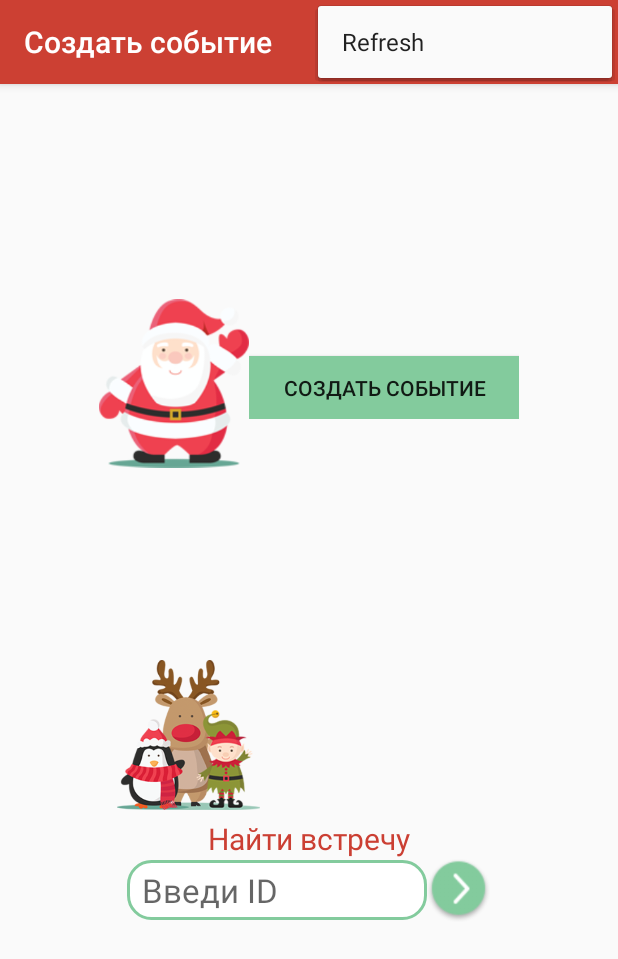
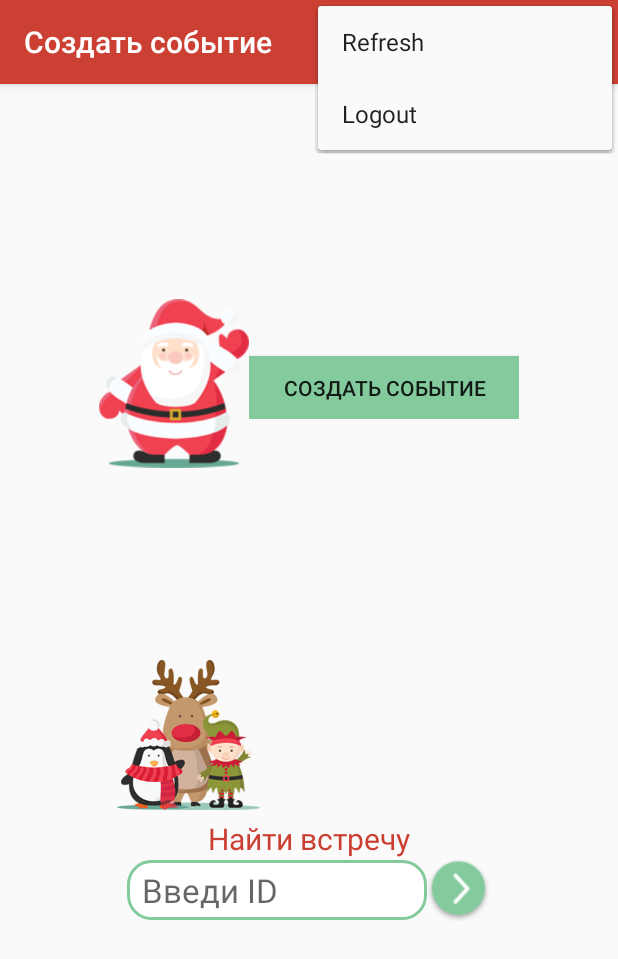
Before and after one commit to alexeyzyabkin/matinee, an Android app: the MainActivity screen opened directly, with no data from a screen before it, with the options menu open, on a phone screen of 412 x 824 dp. Shown: the top 959 px of the screen. Run offline under Robolectric (Android 15) with nearby library versions, the phone set to English and light mode, and no system bars; libraries missing offline, so code that uses them is left out: com.mikepenz.materialdrawer, com.vk.sdk, de.greenrobot.event, retrofit.client, retrofit.converter; 9 statements that could not run were skipped.

Commit message:
some small changes

```diff
--- a/mobile/src/main/AndroidManifest.xml
+++ b/mobile/src/main/AndroidManifest.xml
@@ -7,7 +7,7 @@
     <application
         android:name=".MatineeAplication"
         android:allowBackup="true"
-        android:icon="@mipmap/ic_launcher"
+        android:icon="@mipmap/logo"
         android:label="@string/app_name"
         android:supportsRtl="true"
         android:theme="@style/AppTheme.NoActionBar">
--- a/mobile/src/main/java/com/invizorys/mobile/activity/MainActivity.java
+++ b/mobile/src/main/java/com/invizorys/mobile/activity/MainActivity.java
@@ -77,6 +77,8 @@ public class MainActivity extends AppCompatActivity {
         //noinspection SimplifiableIfStatement
         if (id == R.id.action_refresh) {
             EventBus.getDefault().post(new UpdateParticipants());
+        } else if (id == R.id.action_logout) {
+            Settings.saveCurrentEventId(this, (long) -1);
         }
 
         return super.onOptionsItemSelected(item);
--- a/mobile/src/main/java/com/invizorys/mobile/api/MatineeService.java
+++ b/mobile/src/main/java/com/invizorys/mobile/api/MatineeService.java
@@ -16,8 +16,7 @@ import retrofit.http.Path;
  * Created by Paryshkura Roman on 12.12.2015.
  */
 public interface MatineeService {
-        String BASE_URL = "http://192.168.1.109:8080";
-//    String BASE_URL = "http://192.168.1.103:8080";
+    String BASE_URL = "http://192.168.11.179:8080";
 
     @POST("/user")
     void register(@Body UserDto userDto, RetrofitCallback<UserDto> userDtoRetrofitCallback);
--- a/mobile/src/main/res/menu/menu_main.xml
+++ b/mobile/src/main/res/menu/menu_main.xml
@@ -8,4 +8,10 @@
         android:orderInCategory="100"
         android:title="@string/action_refresh"
         app:showAsAction="never" />
+
+    <item
+        android:id="@+id/action_logout"
+        android:orderInCategory="100"
+        android:title="@string/action_logout"
+        app:showAsAction="never" />
 </menu>
--- a/mobile/src/main/res/values/strings.xml
+++ b/mobile/src/main/res/values/strings.xml
@@ -2,6 +2,7 @@
     <string name="app_name">Matinee</string>
     <string name="action_settings">Settings</string>
     <string name="action_refresh">Refresh</string>
+    <string name="action_logout">Logout</string>
     <integer name="com_vk_sdk_AppId">5185514</integer>
     <string name="create_event">Создать событие</string>
     <string name="find_event">Найти встречу</string>
```
Also changed, not shown: mobile/src/main/res/mipmap-hdpi/logo.png (added).
